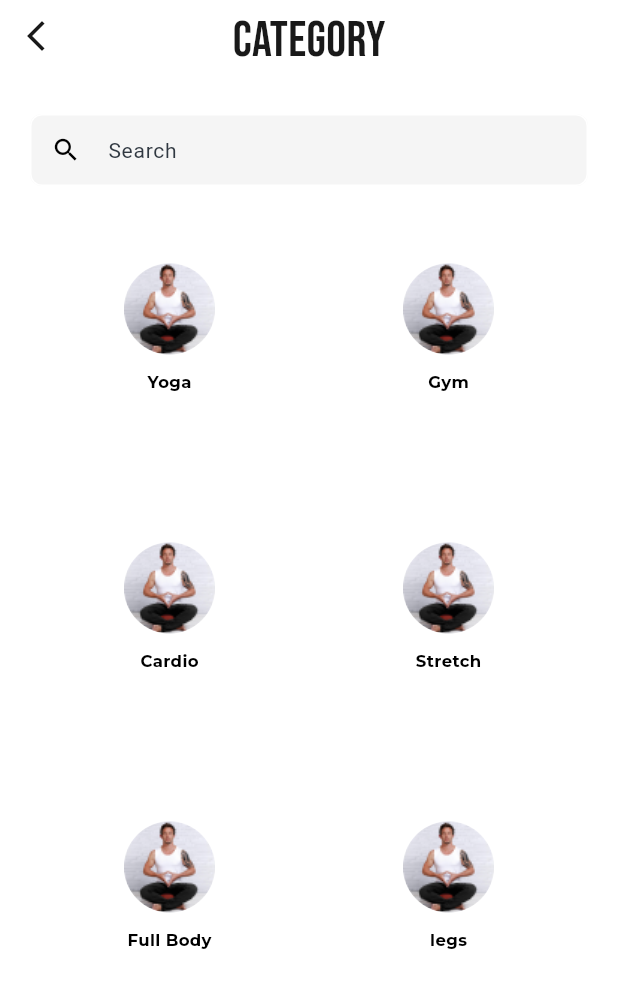
After one commit to Mohamedali0219/FitTrack_App, a Flutter app: the CategoryScreen screen opened directly, on a phone screen of 412 x 824 dp. The commit adds this screen. Shown: the top 988 px of the screen. Run offline on Flutter 3.47's test engine with Material 3 defaults, Android fonts, the phone set to English and light mode, and no system bars; our stand-ins replace bloc, country_code_picker, dio, flutter_screenutil, flutter_svg, flutter_zoom_drawer and 1 more; Roboto replaces fonts that are missing (Poppins); project files that could hold a hidden picture were left out.

Commit message:
add: category_screen

```diff
--- /dev/null
+++ b/lib/features/category/ui/category_screen.dart
@@ -0,0 +1,119 @@
+import 'package:fit_track_app/core/widgets/custom_appbar.dart';
+import 'package:fit_track_app/features/drawer/ui/home_layout.dart';
+import 'package:fit_track_app/features/home/ui/widget/category_type_widget/category_type_items.dart';
+import 'package:flutter/material.dart';
+
+class CategoryScreen extends StatefulWidget {
+  const CategoryScreen({super.key});
+
+  @override
+  State<CategoryScreen> createState() => _CategoryScreenState();
+}
+
+class _CategoryScreenState extends State<CategoryScreen> {
+  int selectedIndex = 0;
+
+  @override
+  Widget build(BuildContext context) {
+    final List<String> categoryTypesImages = [
+      'assets/images/yoga.png',
+      'assets/images/yoga.png',
+      'assets/images/yoga.png',
+      'assets/images/yoga.png',
+      'assets/images/yoga.png',
+      'assets/images/yoga.png',
+    ];
+    final List<String> categoryTypesName = [
+      'Yoga',
+      'Gym',
+      'Cardio',
+      'Stretch',
+      'Full Body',
+      'legs'
+    ];
+
+    return Scaffold(
+      appBar: CustomAppBar(
+        title: 'Category',
+        isback: true,
+        onPressed: () {
+          Navigator.push(
+            context,
+            MaterialPageRoute(
+              builder: (context) => const HomeLayout(),
+            ),
+          );
+        },
+      ),
+      body: ListView(
+        padding: const EdgeInsets.all(20.0),
+        children: [
+          TextField(
+            cursorColor: Colors.black,
+            decoration: InputDecoration(
+              constraints: const BoxConstraints(minHeight: 50.0),
+              filled: true,
+              fillColor: const Color(0xFFF5F5F5),
+              hintText: 'Search',
+              hintStyle: const TextStyle(
+                color: Color(0xFF303841),
+                fontSize: 14,
+                fontFamily: 'Poppins',
+                fontWeight: FontWeight.w400,
+              ),
+              prefixIcon: const Icon(
+                Icons.search_outlined,
+                color: Colors.black,
+                size: 20,
+              ),
+              contentPadding: const EdgeInsets.symmetric(
+                horizontal: 16.0,
+              ),
+              enabledBorder: OutlineInputBorder(
+                borderSide: const BorderSide(
+                  color: Colors.white,
+                ),
+                borderRadius: BorderRadius.circular(8),
+              ),
+              focusedBorder: OutlineInputBorder(
+                borderSide: const BorderSide(
+                  color: Colors.white,
+                ),
+                borderRadius: BorderRadius.circular(8),
+              ),
+              border: OutlineInputBorder(
+                borderSide: const BorderSide(
+                  color: Colors.white,
+                ),
+                borderRadius: BorderRadius.circular(8),
+              ),
+            ),
+          ),
+          GridView.builder(
+            physics: const BouncingScrollPhysics(),
+            shrinkWrap: true,
+            scrollDirection: Axis.vertical,
+            itemCount: categoryTypesName.length,
+            gridDelegate: const SliverGridDelegateWithFixedCrossAxisCount(
+              crossAxisCount: 2,
+            ),
+            itemBuilder: (BuildContext context, int index) {
+              return GestureDetector(
+                  onTap: () {
+                    setState(() {
+                      selectedIndex = index;
+                    });
+                  },
+                  child: CategoryTypeItems(
+                    isSelected: selectedIndex == index,
+                    categoryTypeImage: categoryTypesImages[index],
+                    categoryTypeName: categoryTypesName[index],
+                  )
+              );
+            },
+          ),
+        ],
+      ),
+    );
+  }
+}
--- a/lib/features/drawer/ui/home_layout.dart
+++ b/lib/features/drawer/ui/home_layout.dart
@@ -1,6 +1,7 @@
 import 'package:fit_track_app/core/constants.dart';
 import 'package:fit_track_app/features/ap_settings/ui/app_settings_screen.dart';
 import 'package:fit_track_app/features/bottom_nav_bar/ui/bottom_nav_bar.dart';
+import 'package:fit_track_app/features/category/ui/category_screen.dart';
 import 'package:fit_track_app/features/drawer/data/menu_model.dart';
 import 'package:fit_track_app/features/drawer/ui/drawer_widget.dart';
 import 'package:fit_track_app/features/home/ui/home_screen.dart';
@@ -57,7 +58,7 @@ class _HomeLayoutState extends State<HomeLayout> {
       case MenuItems.training:
         return const TrainingScreen();
       case MenuItems.categories:
-        return const MealsScreen();
+        return const CategoryScreen();
       case MenuItems.notification:
         return const MealsScreen();
       case MenuItems.myFavorites:
--- a/lib/features/home/ui/home_screen.dart
+++ b/lib/features/home/ui/home_screen.dart
@@ -1,3 +1,4 @@
+import 'package:fit_track_app/features/category/ui/category_screen.dart';
 import 'package:fit_track_app/features/home/ui/widget/additional_exercise_widget/additional_exercise_listview.dart';
 import 'package:fit_track_app/features/home/ui/widget/adv_part_widget/adv_part_widget.dart';
 import 'package:fit_track_app/features/home/ui/widget/category_type_widget/category_type_listview.dart';
@@ -6,6 +7,7 @@ import 'package:fit_track_app/features/home/ui/widget/header_part_widget/header_
 import 'package:fit_track_app/features/home/ui/widget/home_app_bar_widget/home_app_bar_widget.dart';
 import 'package:fit_track_app/features/home/ui/widget/meal_plans_widget/meal_plans_listview.dart';
 import 'package:fit_track_app/features/home/ui/widget/popular_exercise_widget/popular_exercise_listview.dart';
+import 'package:fit_track_app/features/meals/ui/meals_screen.dart';
 import 'package:fit_track_app/features/training/ui/training_screen.dart';
 import 'package:flutter/material.dart';
 
@@ -42,7 +44,7 @@ class HomeScreen extends StatelessWidget {
                   const SizedBox(
                     height: 20,
                   ),
-                  HeaderPartWidget(onPressed: (){}, title: 'Category', hasSeeAll: true,),
+                  HeaderPartWidget(onPressed: (){Navigator.push(context, MaterialPageRoute(builder: (context) => const CategoryScreen(),),);}, title: 'Category', hasSeeAll: true,),
                   const SizedBox(
                     height: 20,
                   ),
@@ -54,7 +56,7 @@ class HomeScreen extends StatelessWidget {
                   const SizedBox(
                     height: 20,
                   ),
-                  HeaderPartWidget(onPressed: (){Navigator.push(context, MaterialPageRoute(builder: (context) => const TrainingScreen(),));}, title: 'Popular Exercise', hasSeeAll: true,),
+                  HeaderPartWidget(onPressed: (){Navigator.push(context, MaterialPageRoute(builder: (context) => const TrainingScreen(),),);}, title: 'Popular Exercise', hasSeeAll: true,),
                   const PopularExerciseListview(),
                   const SizedBox(
                     height: 20,
@@ -63,7 +65,7 @@ class HomeScreen extends StatelessWidget {
                   const SizedBox(
                     height: 20,
                   ),
-                  HeaderPartWidget(onPressed: (){}, title: 'Meal Plans', hasSeeAll: true,),
+                  HeaderPartWidget(onPressed: (){Navigator.push(context, MaterialPageRoute(builder: (context) => const MealsScreen(),),);}, title: 'Meal Plans', hasSeeAll: true,),
                   const MealPlansListview(),
                   const SizedBox(
                     height: 20,
```
Also changed, not shown: assets/icons/search.svg.
